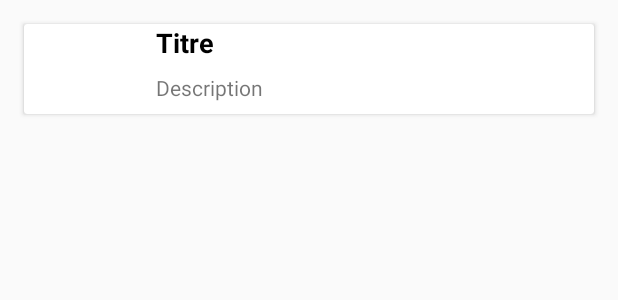
After one commit to fb64/grpc-fullstack-demo, an Android app: the layout item_news.xml on its own in the app's theme, with its tools: preview values and no code run, on a phone screen of 412 x 824 dp. The commit adds this screen. Shown: the top 300 px of the screen. Run offline under Robolectric (Android 15) with nearby library versions, the light colour scheme and no system bars.

Commit message:
[ANDROID] Implement news list with GRPC client

```diff
--- a/android/app/build.gradle
+++ b/android/app/build.gradle
@@ -12,6 +12,8 @@ android {
         versionCode 1
         versionName "1.0"
         testInstrumentationRunner "android.support.test.runner.AndroidJUnitRunner"
+        buildConfigField "String", "GRPC_NEWS_HOST", "\"10.0.2.2\""
+        buildConfigField "int", "GRPC_NEWS_PORT", "6565"
     }
 
 
@@ -66,6 +68,7 @@ dependencies {
     implementation 'com.android.support:appcompat-v7:28.0.0-rc02'
     implementation 'com.android.support:design:28.0.0-rc02'
     implementation 'com.android.support.constraint:constraint-layout:1.1.3'
+    implementation "android.arch.lifecycle:extensions:$lifecycle_version"
 
     //GRPC
     implementation "io.grpc:grpc-okhttp:$grpc_version"
@@ -77,6 +80,9 @@ dependencies {
     implementation "io.reactivex.rxjava2:rxjava:$rxjava_version"
 
 
+    //GLIDE
+    implementation "com.github.bumptech.glide:glide:$glide_version"
+
     //TESTS
     testImplementation 'junit:junit:4.12'
     androidTestImplementation 'com.android.support.test:runner:1.0.2'
--- a/android/app/src/main/AndroidManifest.xml
+++ b/android/app/src/main/AndroidManifest.xml
@@ -1,6 +1,8 @@
 <?xml version="1.0" encoding="utf-8"?>
 <manifest xmlns:android="http://schemas.android.com/apk/res/android"
     package="fr.fbernard.newsapp.android">
+
+    <uses-permission android:name="android.permission.INTERNET"/>
 
     <application
         android:allowBackup="true"
--- /dev/null
+++ b/android/app/src/main/res/layout/item_news.xml
@@ -0,0 +1,52 @@
+<?xml version="1.0" encoding="utf-8"?>
+<android.support.design.card.MaterialCardView xmlns:android="http://schemas.android.com/apk/res/android"
+    android:layout_width="match_parent"
+    android:layout_height="wrap_content"
+    xmlns:app="http://schemas.android.com/apk/res-auto"
+    android:layout_marginStart="16dp"
+    android:layout_marginEnd="16dp"
+    android:layout_marginTop="16dp"
+    xmlns:tools="http://schemas.android.com/tools">
+
+    <android.support.constraint.ConstraintLayout
+        android:layout_width="match_parent"
+        android:layout_height="wrap_content">
+
+        <android.support.v7.widget.AppCompatImageView
+            android:id="@+id/newsImage"
+            android:layout_width="80dp"
+            android:layout_height="wrap_content"
+            android:scaleType="fitCenter"/>
+
+        <android.support.v7.widget.AppCompatTextView
+            android:id="@+id/newsTitle"
+            android:layout_width="0dp"
+            android:layout_height="wrap_content"
+            android:textSize="18sp"
+            android:textStyle="bold"
+            android:layout_marginStart="8dp"
+            app:layout_constraintStart_toEndOf="@id/newsImage"
+            android:textColor="@android:color/black"
+            app:layout_constraintEnd_toEndOf="parent"
+            tools:text="Titre"/>
+
+        <android.support.v7.widget.AppCompatTextView
+            android:id="@+id/newsDescription"
+            android:layout_width="0dp"
+            android:layout_height="wrap_content"
+            android:layout_marginTop="8dp"
+            android:paddingBottom="8dp"
+            app:layout_constraintStart_toStartOf="@id/newsTitle"
+            app:layout_constraintTop_toBottomOf="@id/newsTitle"
+            app:layout_constraintEnd_toEndOf="@id/newsTitle"
+            tools:text="Description"/>
+
+    </android.support.constraint.ConstraintLayout>
+
+
+
+
+
+
+
+</android.support.design.card.MaterialCardView>
--- a/android/app/src/main/res/values/strings.xml
+++ b/android/app/src/main/res/values/strings.xml
@@ -1,6 +1,6 @@
 <resources>
     <string name="app_name">GrpcNewsApp</string>
-    <string name="title_home">Home</string>
-    <string name="title_dashboard">Dashboard</string>
-    <string name="title_notifications">Notifications</string>
+    <string name="title_sport">Sport news</string>
+    <string name="title_tech">Tech news</string>
+    <string name="title_economy">Economy news</string>
 </resources>
```
Also changed, not shown: android/app/src/main/java/fr/fbernard/newsapp/android/MainActivity.kt (+34 -12 lines), android/app/src/main/java/fr/fbernard/newsapp/android/MainViewModel.kt (added, +52 -0 lines), android/app/src/main/java/fr/fbernard/newsapp/android/NewsAdapter.kt (added, +41 -0 lines), android/app/src/main/java/fr/fbernard/newsapp/android/data/NewsDataService.kt (added, +34 -0 lines), android/app/src/main/res/drawable/ic_dashboard_black_24dp.xml (deleted, +0 -9 lines), android/app/src/main/res/drawable/ic_home_black_24dp.xml (deleted, +0 -9 lines), android/app/src/main/res/drawable/ic_money.xml (added, +9 -0 lines), android/app/src/main/res/drawable/ic_notifications_black_24dp.xml (deleted, +0 -9 lines), android/app/src/main/res/drawable/ic_sport.xml (added, +9 -0 lines), android/app/src/main/res/drawable/ic_tech.xml (added, +9 -0 lines), android/app/src/main/res/layout/activity_main.xml (+17 -4 lines), android/app/src/main/res/menu/navigation.xml (+9 -9 lines).
